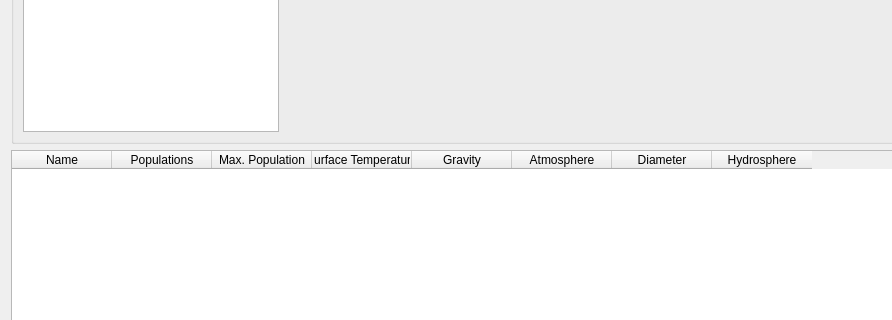
Before: the Qt Designer form Mercury/SystemView.ui in appcrashwin7/Mercury, drawn with Qt 5; both pictures show x 0 to 892 and y 102 to 422 of the 1152 by 768 pixel window.
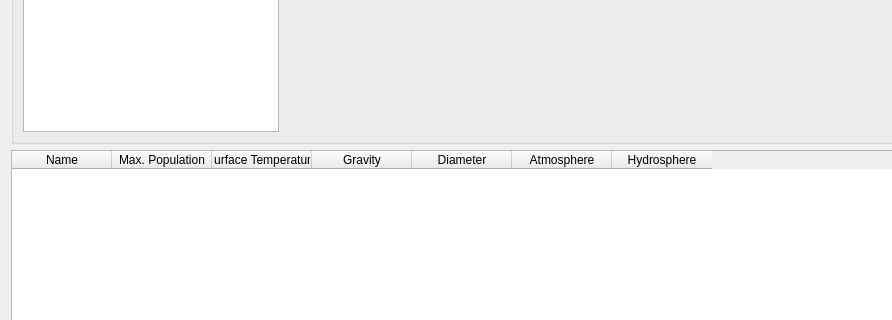
After: the same form once the commit is applied.

Commit message: system view now lists systems and planets

What changed in the file:
```diff
--- a/Mercury/SystemView.ui
+++ b/Mercury/SystemView.ui
@@ -44,11 +44,6 @@
          <string>Name</string>
         </property>
        </column>
-       <column>
-        <property name="text">
-         <string>Populations</string>
-        </property>
-       </column>
        <column>
         <property name="text">
          <string>Max. Population</string>
@@ -64,16 +59,16 @@
          <string>Gravity</string>
         </property>
        </column>
-       <column>
-        <property name="text">
-         <string>Atmosphere</string>
-        </property>
-       </column>
        <column>
         <property name="text">
          <string>Diameter</string>
         </property>
        </column>
+       <column>
+        <property name="text">
+         <string>Atmosphere</string>
+        </property>
+       </column>
        <column>
         <property name="text">
          <string>Hydrosphere</string>
```
Left out of the diff: 4 changed lines with no effect on the pictures. The commit also changes 3 other files.
